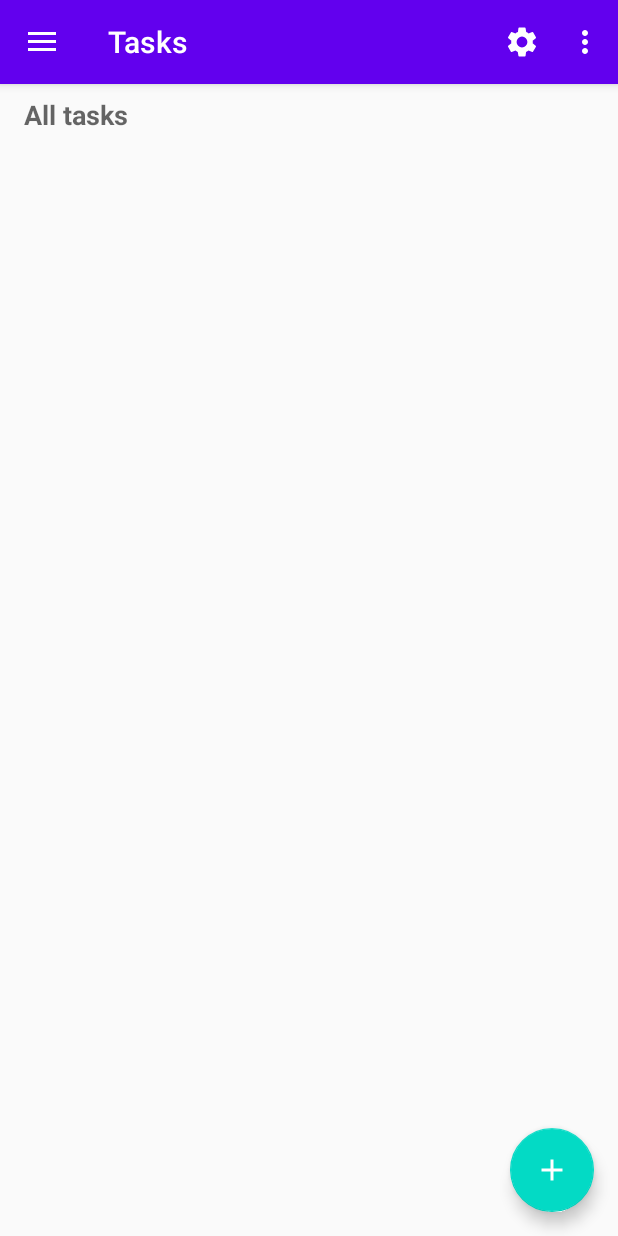
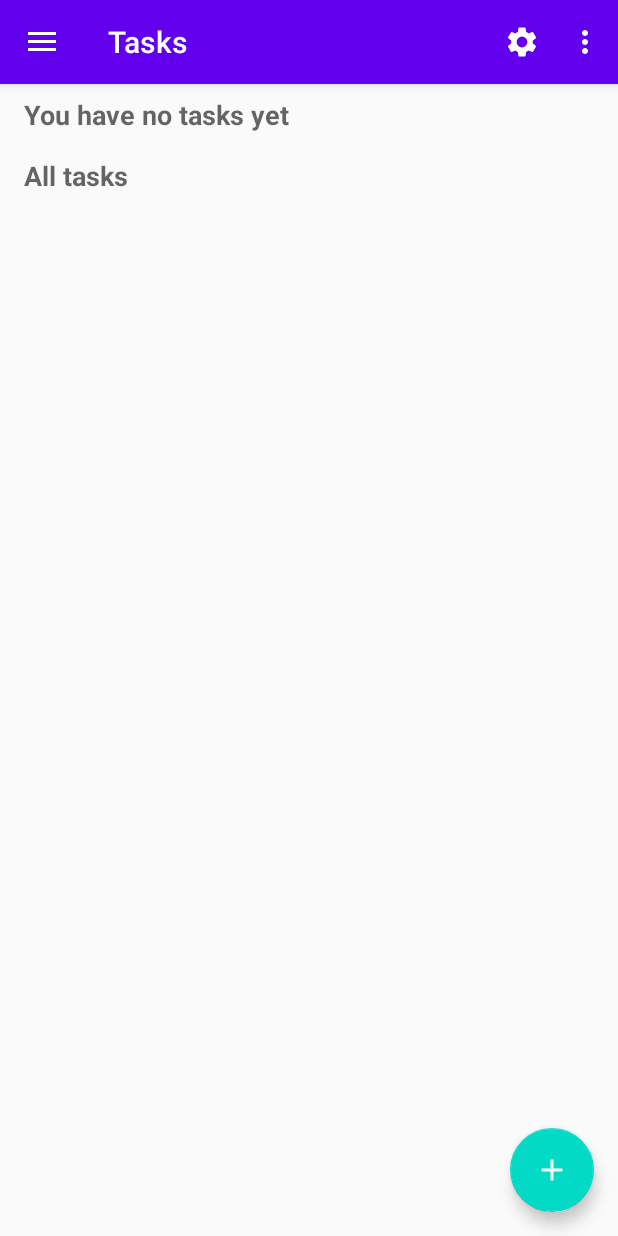
Before and after one commit to angela-aciobanitei/aadc-kotlin-todo-app, an Android app: the screen it shows after launch (MainActivity), on a phone screen of 412 x 824 dp. Run offline under Robolectric (Android 15) with nearby library versions, the phone set to English and light mode, and no system bars; our stand-ins replace Room's generated code, Timber, data binding, navigation-ui; 5 statements that could not run were skipped.

```diff
--- a/app/src/main/java/com/ang/acb/todolearn/ui/list/TasksViewModel.kt
+++ b/app/src/main/java/com/ang/acb/todolearn/ui/list/TasksViewModel.kt
@@ -71,6 +71,8 @@ class TasksViewModel(
     val tasks = _currentFilter.switchMap {
         getFilteredTasks(it)
     }
+
+    val empty: LiveData<Boolean> = tasks.map { it.isNullOrEmpty() }
 
     private val alarmManager = app.getSystemService(
         Context.ALARM_SERVICE) as AlarmManager
--- a/app/src/main/java/com/ang/acb/todolearn/ui/statistics/StatisticsFragment.kt
+++ b/app/src/main/java/com/ang/acb/todolearn/ui/statistics/StatisticsFragment.kt
@@ -1,13 +1,11 @@
 package com.ang.acb.todolearn.ui.statistics
 
 import android.os.Bundle
-import androidx.fragment.app.Fragment
 import android.view.LayoutInflater
 import android.view.View
 import android.view.ViewGroup
+import androidx.fragment.app.Fragment
 import androidx.lifecycle.ViewModelProvider
-
-import com.ang.acb.todolearn.R
 import com.ang.acb.todolearn.data.repo.TasksRepository
 import com.ang.acb.todolearn.databinding.StatisticsFragmentBinding
 import com.ang.acb.todolearn.ui.common.ViewModelFactory
--- a/app/src/main/res/layout/task_details_fragment.xml
+++ b/app/src/main/res/layout/task_details_fragment.xml
@@ -6,13 +6,13 @@
     <data>
         <import type="android.view.View" />
         <import type="android.widget.CompoundButton"/>
+
         <variable
             name="taskDetailsViewModel"
             type="com.ang.acb.todolearn.ui.details.TaskDetailsViewModel" />
         <variable
             name="task"
             type="com.ang.acb.todolearn.data.local.Task" />
-
     </data>
 
     <androidx.coordinatorlayout.widget.CoordinatorLayout
--- a/app/src/main/res/layout/tasks_fragment.xml
+++ b/app/src/main/res/layout/tasks_fragment.xml
@@ -5,9 +5,9 @@
     xmlns:tools="http://schemas.android.com/tools">
 
     <data>
-       <variable
-           name="tasksViewModel"
-           type="com.ang.acb.todolearn.ui.list.TasksViewModel" />
+        <variable
+            name="tasksViewModel"
+            type="com.ang.acb.todolearn.ui.list.TasksViewModel" />
     </data>
 
     <androidx.coordinatorlayout.widget.CoordinatorLayout
@@ -27,9 +27,22 @@
                 android:layout_marginEnd="@dimen/margin_normal"
                 android:layout_marginTop="@dimen/margin_small"
                 android:layout_marginBottom="@dimen/margin_small"
+                android:text="@string/no_tasks_yet"
+                android:textAppearance="@style/TextAppearance.AppCompat.Medium"
+                android:textStyle="bold"
+                app:visibleGone="@{tasksViewModel.empty}" />
+
+            <TextView
+                android:layout_width="match_parent"
+                android:layout_height="wrap_content"
+                android:layout_marginStart="@dimen/margin_normal"
+                android:layout_marginEnd="@dimen/margin_normal"
+                android:layout_marginTop="@dimen/margin_small"
+                android:layout_marginBottom="@dimen/margin_small"
                 android:text="@{tasksViewModel.currentFilter}"
                 android:textAppearance="@style/TextAppearance.AppCompat.Medium"
                 android:textStyle="bold"
+                app:visibleGone="@{!tasksViewModel.empty}"
                 tools:text="All Tasks"/>
 
             <androidx.recyclerview.widget.RecyclerView
@@ -38,11 +51,10 @@
                 android:layout_height="wrap_content"
                 android:layout_margin="@dimen/margin_small"
                 app:layoutManager="androidx.recyclerview.widget.LinearLayoutManager"
-                tools:listitem="@layout/item_task"/>
+                tools:listitem="@layout/item_task"
+                app:visibleGone="@{!tasksViewModel.empty}"/>
 
         </LinearLayout>
-
-
 
         <com.google.android.material.floatingactionbutton.FloatingActionButton
             android:id="@+id/add_new_task_fab"
--- a/app/src/main/res/values/strings.xml
+++ b/app/src/main/res/values/strings.xml
@@ -5,6 +5,7 @@
     <string name="new_task">New Task</string>
     <string name="save_task">Save task</string>
     <string name="edit_task">Edit task</string>
+    <string name="no_tasks_yet">You have no tasks yet</string>
 
     <!-- EditText hints-->
     <string name="title_hint">Task Title</string>
@@ -53,6 +54,11 @@
     <string name="statistics_completed_tasks">Completed tasks: %.1f%%</string>
     <string name="statistics_error">Error loading statistics.</string>
 
+    <!-- Alert dialog-->
+    <string name="ok">OK</string>
+    <string name="cancel">Cancel</string>
+    <string name="delete_task_confirmation_message">Are you sure you want to delete this task?</string>
+
     <!-- Content descriptions -->
     <string name="navigation_view_header_title">Tasks</string>
     <string name="tasks_header_image_content_description">Tasks header image</string>
```
Also changed, not shown: app/src/main/java/com/ang/acb/todolearn/ui/common/BindingAdapters.kt (added, +9 -0 lines), app/src/main/java/com/ang/acb/todolearn/ui/details/TaskDetailsFragment.kt (+25 -1 lines), app/src/main/res/layout/statistics_fragment.xml (+6 -6 lines).
